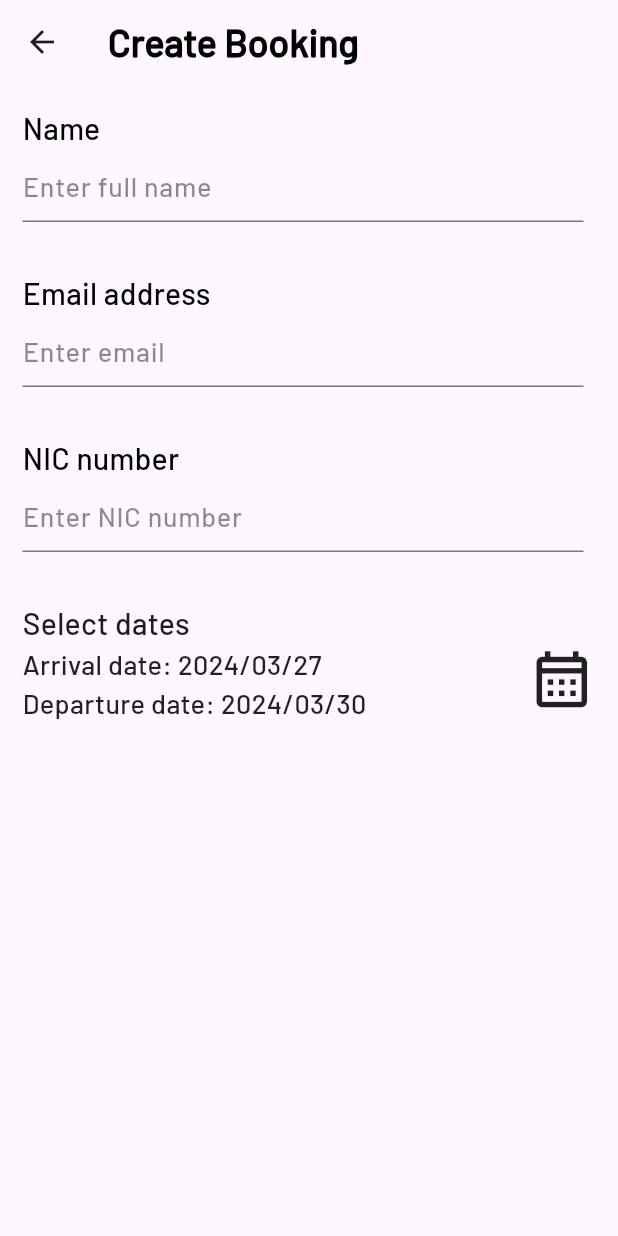
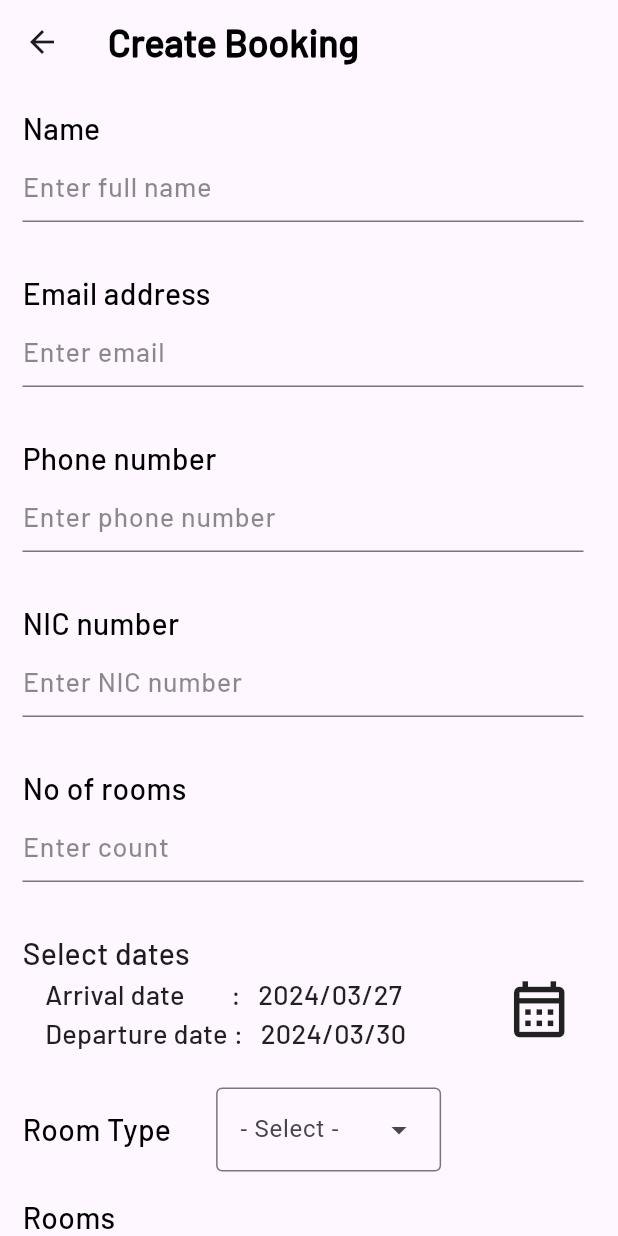
Before and after one commit to Hotel-and-Restaurant-MIS/hotel_manager, a Flutter app: the BookingManagementScreen screen opened directly, after a tap on the "add" icon, on a phone screen of 412 x 824 dp. Run offline on Flutter 3.47's test engine with Material 3 defaults, Android fonts, the phone set to English and light mode, and no system bars; our stand-ins replace cached_network_image, calendar_date_picker2, get, loading_animation_widget.

Commit message:
create_booking_screen.dart is made. room type drop down list is created.

```diff
--- a/lib/components/booking_tile.dart
+++ b/lib/components/booking_tile.dart
@@ -17,14 +17,29 @@ class BookingTile extends StatelessWidget {
   @override
   Widget build(BuildContext context) {
     return GestureDetector(
+      onTap: onTap,
+      child: Padding(
+        padding: const EdgeInsets.only(
+            left: 8.0, right: 8.0, top: 12.0, bottom: 12.0),
         child: Container(
+          decoration: BoxDecoration(
+            borderRadius: BorderRadius.circular(10.0),
+              border: Border.all(
+            color: Colors.black12,
+            width: 1.0,
+          )),
           child: Row(
+            mainAxisAlignment: MainAxisAlignment.spaceBetween,
             children: <Widget>[
-            Column(
+              Padding(
+                padding: const EdgeInsets.all(8.0),
+                child: Column(
+                  crossAxisAlignment: CrossAxisAlignment.start,
                   children: <Widget>[
                     Text(
                       bookingId,
-                  style: TextConstants.kMainTextStyle(),
+                      style: TextConstants.kMainTextStyle(
+                          fontWeight: FontWeight.w700),
                     ),
                     Text(
                       nic,
@@ -32,11 +47,17 @@ class BookingTile extends StatelessWidget {
                     ),
                   ],
                 ),
-            Text(
+              ),
+              Padding(
+                padding: const EdgeInsets.all(10.0),
+                child: Text(
                   DateFormat('yyyy/MM/dd').format(arrivalDate),
                   style: TextConstants.kMainTextStyle(),
                 ),
+              ),
+              // SizedBox(width: 5.0,),
             ],
+          ),
         ),
       ),
     );
--- a/lib/controll_initializer.dart
+++ b/lib/controll_initializer.dart
@@ -6,6 +6,8 @@ import 'package:hotel_manager_app/controllers/network/employee_data_network_cont
 import 'package:hotel_manager_app/controllers/views/add_employee_screen/add_emp_state_controller.dart';
 import 'package:hotel_manager_app/controllers/views/booking_management_screen/booking_list_builder.dart';
 import 'package:hotel_manager_app/controllers/views/employee_screen/employee_list_builder.dart';
+
+import 'controllers/views/create_booking_screen/create_booking_state_controller.dart';
 
 class ControllerInitializer {
   static bool _isIntialized = false;
@@ -16,11 +18,14 @@ class ControllerInitializer {
     try {
       await Get.putAsync(() => EmployeeDataNetworkController.create());
       await Get.putAsync(() => BookingDataNetworkController.create());
+
+
       Get.put(EmployeeDataController());
       Get.put(EmployeeListBuilder());
       Get.put(AddEmpStateController());
       Get.put(BookingDataController());
       Get.put(BookingListBuilder());
+      Get.put(CreateBookingStateController());
 
       _isIntialized = true;
     } catch (e) {
--- a/lib/controllers/views/create_booking_screen/create_booking_state_controller.dart
+++ b/lib/controllers/views/create_booking_screen/create_booking_state_controller.dart
@@ -13,7 +13,7 @@ class CreateBookingStateController extends GetxController {
   String? _phoneNumber;
   String? _nic;
   String? _roomType;
-  int? _noOfRooms;
+  String? _noOfRooms;
   RxList<DateTime> _days = [DateTime(2024, 3, 27), DateTime(2024, 3, 30)].obs;
 
   String? get name => _name;
@@ -26,10 +26,14 @@ class CreateBookingStateController extends GetxController {
 
   String? get roomType => _roomType;
 
-  int? get noOfRooms => _noOfRooms;
+  String? get noOfRooms => _noOfRooms;
 
   List<DateTime>? get days => _days.value;
 
+  void setNoOfRooms(String value){
+    _noOfRooms = value;
+    update();
+  }
   void setDays(List<DateTime> updatedValue) {
     _days.value = updatedValue;
     update();
@@ -47,10 +51,7 @@ class CreateBookingStateController extends GetxController {
     update();
   }
 
-  void setNoOfDays(int value) {
-    _noOfRooms = value;
-    update();
-  }
+
 
   void setRoomType(String value) {
     _roomType = value;
--- a/lib/views/add_employee_screen.dart
+++ b/lib/views/add_employee_screen.dart
@@ -62,7 +62,7 @@ class AddEmployeeScreen extends StatelessWidget {
                         submit_controller: _addEmpStateController.setRole),
                     InputTextField(
                         title: 'NIC Number',
-                        place_holder: 'Enter nic',
+                        place_holder: 'Enter NIC',
                         submit_controller: _addEmpStateController.setNIC),
                     InputTextField(
                         title: 'Email Address',
--- a/lib/views/booking_management_screen.dart
+++ b/lib/views/booking_management_screen.dart
@@ -16,6 +16,21 @@ class BookingManagementScreen extends StatelessWidget {
         return DefaultTabController(
           length: 2,
           child: Scaffold(
+            floatingActionButton: Padding(
+              padding: const EdgeInsets.only(right: 20.0, bottom: 20.0),
+              child: FloatingActionButton(
+                backgroundColor: Color(0xFFC0D6E8),
+                splashColor: Colors.grey,
+                child: Icon(
+                  Icons.add,
+                  size: 45.0,
+                  color: Colors.blue,
+                ),
+                onPressed: () {
+                  Get.to(() => CreateBookingScreen());
+                },
+              ),
+            ),
             appBar: AppBar(
               toolbarHeight: 60.0,
               title: Padding(
@@ -38,7 +53,7 @@ class BookingManagementScreen extends StatelessWidget {
                         Get.to(() => CreateBookingScreen());
                       },
                       child: Icon(
-                        Icons.add,
+                        Icons.event_available,
                         size: 35.0,
                         color: Colors.black,
                       ),
@@ -75,7 +90,7 @@ class BookingManagementScreen extends StatelessWidget {
               children: kBookingStatusList
                   .map<Widget>(
                     (status) => BookingListBuilder.instance
-                        .buildListByStatus( status: status),
+                        .buildListByStatus(status: status),
                   )
                   .toList(),
             ),
--- a/lib/views/create_booking_screen.dart
+++ b/lib/views/create_booking_screen.dart
@@ -8,8 +8,8 @@ import 'package:intl/intl.dart';
 
 class CreateBookingScreen extends StatelessWidget {
   CreateBookingStateController _cbsc = CreateBookingStateController.instance;
-  // List<DateTime> _dates= [DateTime(2024, 3, 25),DateTime(2024, 3, 30)];
 
+  List<String> roomTypeList = ['Deluxe', 'Suite', 'Presidential suite'];
   @override
   Widget build(BuildContext context) {
     return Scaffold(
@@ -36,19 +36,32 @@ class CreateBookingScreen extends StatelessWidget {
       body: SafeArea(
         child: SingleChildScrollView(
           child: Column(
+            crossAxisAlignment: CrossAxisAlignment.start,
             children: <Widget>[
               InputTextField(
+                keyBoardType: TextInputType.name,
                   title: 'Name',
                   place_holder: 'Enter full name',
                   submit_controller: _cbsc.setName),
               InputTextField(
+                keyBoardType: TextInputType.emailAddress,
                   title: 'Email address',
                   place_holder: 'Enter email',
                   submit_controller: _cbsc.setEmail),
               InputTextField(
+                keyBoardType: TextInputType.phone,
+                  title: 'Phone number',
+                  place_holder: 'Enter phone number',
+                  submit_controller: _cbsc.setPhoneNumber),
+              InputTextField(
                   title: 'NIC number',
                   place_holder: 'Enter NIC number',
                   submit_controller: _cbsc.setNIC),
+              InputTextField(
+                keyBoardType: TextInputType.number,
+                  title: 'No of rooms',
+                  place_holder: 'Enter count',
+                  submit_controller: _cbsc.setNoOfRooms),
               Padding(
                 padding: const EdgeInsets.all(15.0),
                 child: Container(
@@ -69,23 +82,33 @@ class CreateBookingScreen extends StatelessWidget {
                         mainAxisAlignment: MainAxisAlignment.spaceBetween,
                         crossAxisAlignment: CrossAxisAlignment.start,
                         children: <Widget>[
-                          Expanded(
-                            child: Obx(
-                              () => Column(
+                          Obx(
+                            () => Padding(
+                              padding: const EdgeInsets.only(left: 15.0),
+                              child: Column(
                                 crossAxisAlignment: CrossAxisAlignment.start,
                                 children: [
+                                  Row(
+                                    children: <Widget>[],
+                                  ),
                                   if (_cbsc.days!.isNotEmpty)
                                     Text(
-                                      'Arrival date: ${DateFormat('yyyy/MM/dd').format(_cbsc.days![0])}',
+                                      'Arrival date        :   ${DateFormat('yyyy/MM/dd').format(_cbsc.days![0])}',
                                       style: TextConstants.kSubTextStyle(
                                           textColour: Colors.black87),
                                     ),
-                                  if (_cbsc.days!.length > 1)
-                                    Text(
-                                      'Departure date: ${DateFormat('yyyy/MM/dd').format(_cbsc.days![1])}',
-                                      style: TextConstants.kSubTextStyle(
-                                          textColour: Colors.black87),
-                                    ),
+                                  (_cbsc.days!.length > 1)
+                                      ? Text(
+                                          'Departure date :   ${DateFormat('yyyy/MM/dd').format(_cbsc.days![1])}',
+                                          style: TextConstants.kSubTextStyle(
+                                              textColour: Colors.black87),
+                                        )
+                                      : Text(
+                                          'Select departure date !',
+                                          style: TextStyle(
+                                              color: Colors.red,
+                                              fontSize: 15.0),
+                                        ),
                                 ],
                               ),
                             ),
@@ -110,7 +133,7 @@ class CreateBookingScreen extends StatelessWidget {
                               }
                             },
                             child: Padding(
-                              padding: const EdgeInsets.only(bottom: 0.0),
+                              padding: const EdgeInsets.only(right: 15.0),
                               child: Icon(
                                 Icons.calendar_month_outlined,
                                 size: 45.0,
@@ -123,6 +146,32 @@ class CreateBookingScreen extends StatelessWidget {
                   ),
                 ),
               ),
+
+              Padding(
+                padding: const EdgeInsets.only(left: 15.0,right: 15.0,bottom: 8.0,top: 8.0),
+                child: Row(
+                  mainAxisAlignment: MainAxisAlignment.start,
+                  children: [
+                    Text('Room Type',style: TextConstants.kMainTextStyle(),),
+                    SizedBox(width: 30.0,),
+                    DropdownMenu(
+
+                      hintText: '- Select -',
+                      width: 150.0,
+                      menuHeight: 150.0,
+                      dropdownMenuEntries:
+                          roomTypeList.map<DropdownMenuEntry<String>>((String value) {
+                        return DropdownMenuEntry<String>(value: value, label: value);
+                      }).toList(),
+                      // initialSelection: roomTypeList.first
+                    ),
+                  ],
+                ),
+              ),
+              Padding(
+                padding: const EdgeInsets.only(top: 8.0,bottom: 8.0,left: 15.0),
+                child: Text('Rooms',style: TextConstants.kMainTextStyle(),),
+              ),
             ],
           ),
         ),
--- a/pubspec.yaml
+++ b/pubspec.yaml
@@ -19,6 +19,7 @@ dependencies:
   loading_animation_widget: ^1.2.1
   cached_network_image: ^3.3.1
   intl: ^0.19.0
+  calendar_date_picker2: ^1.1.5
 
 dev_dependencies:
   flutter_test:
```
Also changed, not shown: lib/constants/booking_constants.dart (+65 -0 lines), lib/controllers/data/booking_data_controller.dart (+7 -9 lines), pubspec.lock. Lines whose indentation alone changed are shown as unchanged.
